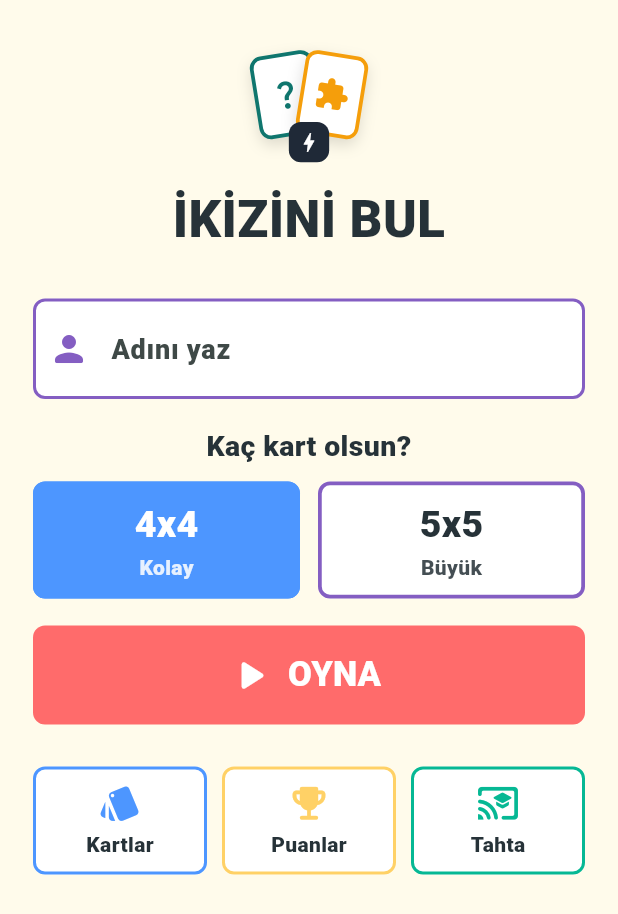
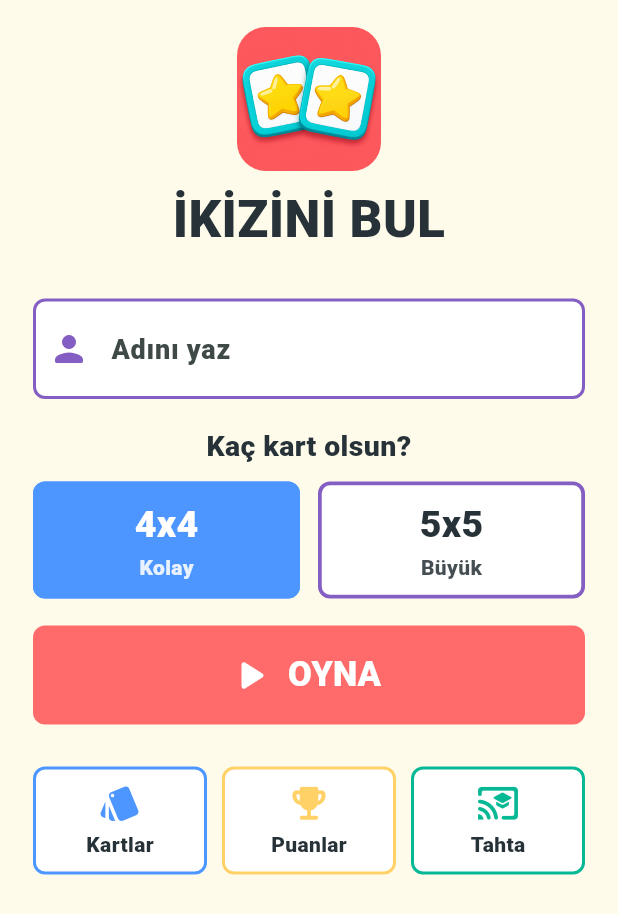
Before and after one commit to ismailckl/ikizini_bul, a Flutter app: the screen it shows after launch, on a phone screen of 412 x 824 dp. Shown: the top 914 px of the screen. Run offline on Flutter 3.47's test engine with Material 3 defaults, Android fonts, the phone set to English and light mode, and no system bars; our stand-ins replace audioplayers, shared_preferences.

Commit message:
Prepare game for Play Store release

```diff
--- a/lib/game/card_content_set.dart
+++ b/lib/game/card_content_set.dart
@@ -36,44 +36,6 @@ class CardContentSet {
 }
 
 abstract final class CardContentSets {
-  static const letters = CardContentSet(
-    id: 'letters',
-    name: 'Harfler',
-    items: [
-      CardContentItem(label: 'A'),
-      CardContentItem(label: 'B'),
-      CardContentItem(label: 'C'),
-      CardContentItem(label: 'D'),
-      CardContentItem(label: 'E'),
-      CardContentItem(label: 'F'),
-      CardContentItem(label: 'G'),
-      CardContentItem(label: 'H'),
-      CardContentItem(label: 'I'),
-      CardContentItem(label: 'J'),
-      CardContentItem(label: 'K'),
-      CardContentItem(label: 'L'),
-    ],
-  );
-
-  static const numbers = CardContentSet(
-    id: 'numbers',
-    name: 'Sayılar',
-    items: [
-      CardContentItem(label: '1'),
-      CardContentItem(label: '2'),
-      CardContentItem(label: '3'),
-      CardContentItem(label: '4'),
-      CardContentItem(label: '5'),
-      CardContentItem(label: '6'),
-      CardContentItem(label: '7'),
-      CardContentItem(label: '8'),
-      CardContentItem(label: '9'),
-      CardContentItem(label: '10'),
-      CardContentItem(label: '11'),
-      CardContentItem(label: '12'),
-    ],
-  );
-
   static const shapes = CardContentSet(
     id: 'shapes',
     name: 'Şekiller',
@@ -131,9 +93,9 @@ abstract final class CardContentSets {
     ],
   );
 
-  static const all = [letters, numbers, shapes, fruits, vehicles];
+  static const all = [fruits, vehicles, shapes];
 
   static CardContentSet byId(String id) {
-    return all.firstWhere((set) => set.id == id, orElse: () => letters);
+    return all.firstWhere((set) => set.id == id, orElse: () => fruits);
   }
 }
--- a/lib/game/memory_game_config.dart
+++ b/lib/game/memory_game_config.dart
@@ -4,7 +4,7 @@ class MemoryGameConfig {
   const MemoryGameConfig({
     this.pairCount = 8,
     this.columns = 4,
-    this.contentSet = CardContentSets.letters,
+    this.contentSet = CardContentSets.fruits,
     this.mismatchPeek = const Duration(milliseconds: 750),
     this.slotCount,
   }) : assert(pairCount > 0),
--- a/lib/main.dart
+++ b/lib/main.dart
@@ -338,108 +338,20 @@ class _CompactModeButton extends StatelessWidget {
 }
 
 class MemoryGameMark extends StatelessWidget {
-  const MemoryGameMark({
-    this.size = 88,
-    this.accent = const Color(0xff0f766e),
-    this.secondary = const Color(0xfff59e0b),
-    super.key,
-  });
+  const MemoryGameMark({this.size = 88, super.key});
 
   final double size;
-  final Color accent;
-  final Color secondary;
-
-  @override
-  Widget build(BuildContext context) {
-    final cardWidth = size * 0.44;
-    final cardHeight = size * 0.58;
-    final badgeSize = size * 0.28;
-    return SizedBox(
-      width: size,
-      height: size,
-      child: Stack(
-        alignment: Alignment.center,
-        children: [
-          Positioned(
-            left: size * 0.12,
-            top: size * 0.18,
-            child: Transform.rotate(
-              angle: -0.16,
-              child: _MemoryLogoCard(
-                width: cardWidth,
-                height: cardHeight,
-                accent: accent,
-                icon: Icons.question_mark,
-              ),
-            ),
-          ),
-          Positioned(
-            right: size * 0.12,
-            top: size * 0.18,
-            child: Transform.rotate(
-              angle: 0.16,
-              child: _MemoryLogoCard(
-                width: cardWidth,
-                height: cardHeight,
-                accent: secondary,
-                icon: Icons.extension,
-              ),
-            ),
-          ),
-          Positioned(
-            bottom: size * 0.06,
-            child: Container(
-              width: badgeSize,
-              height: badgeSize,
-              decoration: BoxDecoration(
-                color: const Color(0xff1f2937),
-                borderRadius: BorderRadius.circular(8),
-              ),
-              child: Icon(
-                Icons.bolt,
-                color: Colors.white,
-                size: badgeSize * 0.62,
-              ),
-            ),
-          ),
-        ],
-      ),
-    );
-  }
-}
-
-class _MemoryLogoCard extends StatelessWidget {
-  const _MemoryLogoCard({
-    required this.width,
-    required this.height,
-    required this.accent,
-    required this.icon,
-  });
-
-  final double width;
-  final double height;
-  final Color accent;
-  final IconData icon;
-
-  @override
-  Widget build(BuildContext context) {
-    return Container(
-      width: width,
-      height: height,
-      decoration: BoxDecoration(
-        color: Colors.white,
-        border: Border.all(color: accent, width: 2.5),
-        borderRadius: BorderRadius.circular(8),
-        boxShadow: const [
-          BoxShadow(
-            color: Color(0x22000000),
-            blurRadius: 8,
-            offset: Offset(0, 4),
-          ),
-        ],
-      ),
-      child: Center(
-        child: Icon(icon, color: accent, size: height * 0.42),
+
+  @override
+  Widget build(BuildContext context) {
+    return ClipRRect(
+      borderRadius: BorderRadius.circular(size * 0.2),
+      child: Image.asset(
+        'assets/images/app_logo.png',
+        width: size,
+        height: size,
+        fit: BoxFit.cover,
+        filterQuality: FilterQuality.high,
       ),
     );
   }
@@ -469,7 +381,7 @@ class _SmartBoardRaceScreenState extends State<SmartBoardRaceScreen> {
   late final ClassLeaderboardController _classLeaderboard;
   late final RelayTeamStore _relayTeamStore;
   late final GameAudioController _audio;
-  CardContentSet _smartBoardContentSet = CardContentSets.letters;
+  CardContentSet _smartBoardContentSet = CardContentSets.fruits;
   int? _savedRaceNumber;
   int _lastLeftAudioTurnVersion = 0;
   int _lastRightAudioTurnVersion = 0;
@@ -932,7 +844,7 @@ class _SoloGameScreenState extends State<SoloGameScreen> {
   late MemoryGameController _game;
   late final SoloLeaderboardController _leaderboard;
   late final GameAudioController _audio;
-  CardContentSet _soloContentSet = CardContentSets.letters;
+  CardContentSet _soloContentSet = CardContentSets.fruits;
   BoardPreset _boardPreset = boardPresets.first;
   SoloView _view = SoloView.menu;
   bool _savedCurrentRun = false;
--- a/pubspec.yaml
+++ b/pubspec.yaml
@@ -1,5 +1,5 @@
 name: ikizini_bul
-description: "Mobil ve akilli tahta icin rekabetci hafiza eslestirme oyunu."
+description: "Mobil ve akıllı tahta için renkli hafıza eşleştirme oyunu."
 # The following line prevents the package from being accidentally published to
 # pub.dev using `flutter pub publish`. This is preferred for private packages.
 publish_to: 'none' # Remove this line if you wish to publish to pub.dev
@@ -63,6 +63,7 @@ flutter:
   assets:
     - assets/audio/calm_loop.wav
     - assets/audio/match_success.wav
+    - assets/images/app_logo.png
 
   # An image asset can refer to one or more resolution-specific "variants", see
   # https://flutter.dev/to/resolution-aware-images
```
Also changed, not shown: assets/images/app_logo.png (added), store_assets/app_icon_source.png (added), store_assets/feature_graphic_1024x500.png (added), store_assets/play_store_icon.png (added), 12 other files.
